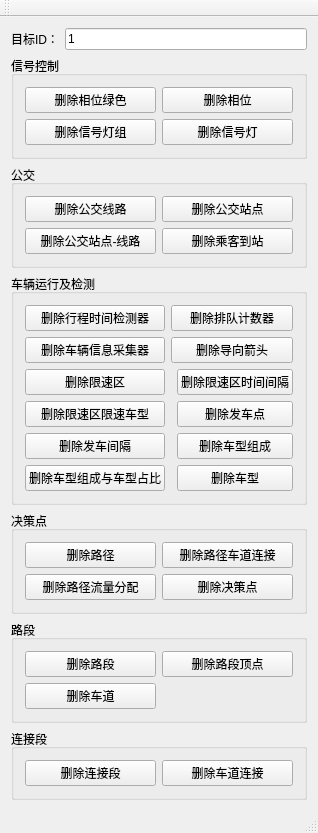
Above: TESS_API_EXAMPLE.ui from tess-ng/TessNGDB before the change. Below: the same form after it.
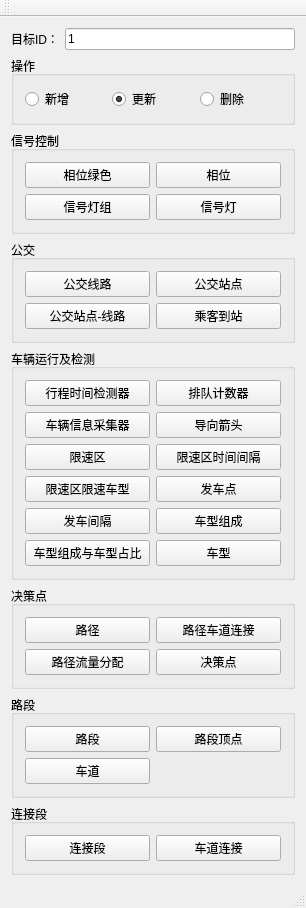
That is the form after the change.

Commit message: add 更新测试

The edit to the form file:
```diff
--- a/TESS_API_EXAMPLE.ui
+++ b/TESS_API_EXAMPLE.ui
@@ -15,62 +15,74 @@
   </property>
   <widget class="QWidget" name="centralWidget">
    <layout class="QGridLayout" name="gridLayout">
-    <item row="0" column="0">
-     <layout class="QGridLayout" name="gridLayout_4">
-      <item row="0" column="0">
-       <widget class="QLabel" name="label">
-        <property name="text">
-         <string>目标ID：</string>
-        </property>
-       </widget>
-      </item>
-      <item row="0" column="1">
-       <widget class="QLineEdit" name="inputID">
-        <property name="text">
-         <string>1</string>
-        </property>
-       </widget>
-      </item>
-     </layout>
-    </item>
-    <item row="1" column="0">
-     <widget class="QGroupBox" name="groupBox_1">
+    <item row="5" column="0">
+     <widget class="QGroupBox" name="groupBox_4">
       <property name="title">
-       <string>信号控制</string>
+       <string>决策点</string>
       </property>
-      <layout class="QGridLayout" name="gridLayout_2">
+      <layout class="QGridLayout" name="gridLayout_6">
        <item row="0" column="0">
-        <widget class="QPushButton" name="btnPhaseGreen">
+        <widget class="QPushButton" name="btnRouting">
          <property name="text">
-          <string>删除相位绿色</string>
+          <string>路径</string>
          </property>
         </widget>
        </item>
        <item row="0" column="1">
-        <widget class="QPushButton" name="btnPhase">
+        <widget class="QPushButton" name="btnRoutingLaneConnector">
          <property name="text">
-          <string>删除相位</string>
+          <string>路径车道连接</string>
          </property>
         </widget>
        </item>
        <item row="1" column="0">
-        <widget class="QPushButton" name="btnSignalGroup">
+        <widget class="QPushButton" name="btnRoutingFLowRatio">
          <property name="text">
-          <string>删除信号灯组</string>
+          <string>路径流量分配</string>
          </property>
         </widget>
        </item>
        <item row="1" column="1">
-        <widget class="QPushButton" name="btnSignalLamp">
+        <widget class="QPushButton" name="btnDecisionPoint">
          <property name="text">
-          <string>删除信号灯</string>
+          <string>决策点</string>
          </property>
         </widget>
        </item>
       </layout>
      </widget>
     </item>
-    <item row="2" column="0">
+    <item row="6" column="0">
+     <widget class="QGroupBox" name="groupBox_5">
+      <property name="title">
+       <string>路段</string>
+      </property>
+      <layout class="QGridLayout" name="gridLayout_7">
+       <item row="2" column="0">
+        <widget class="QPushButton" name="btnLane">
+         <property name="text">
+          <string>车道</string>
+         </property>
+        </widget>
+       </item>
+       <item row="0" column="0">
+        <widget class="QPushButton" name="btnLink">
+         <property name="text">
+          <string>路段</string>
+         </property>
+        </widget>
+       </item>
+       <item row="0" column="1">
+        <widget class="QPushButton" name="btnLinkVertex">
+         <property name="text">
+          <string>路段顶点</string>
+         </property>
+        </widget>
+       </item>
+      </layout>
+     </widget>
+    </item>
+    <item row="3" column="0">
      <widget class="QGroupBox" name="groupBox_2">
       <property name="title">
        <string>公交</string>
@@ -79,195 +91,128 @@
        <item row="0" column="0">
         <widget class="QPushButton" name="btnBusLine">
          <property name="text">
-          <string>删除公交线路</string>
+          <string>公交线路</string>
          </property>
         </widget>
        </item>
        <item row="0" column="1">
         <widget class="QPushButton" name="btnBusStation">
          <property name="text">
-          <string>删除公交站点</string>
+          <string>公交站点</string>
          </property>
         </widget>
        </item>
        <item row="1" column="0">
         <widget class="QPushButton" name="btnBusStationLine">
          <property name="text">
-          <string>删除公交站点-线路</string>
+          <string>公交站点-线路</string>
          </property>
         </widget>
        </item>
        <item row="1" column="1">
         <widget class="QPushButton" name="btnPassengerArriving">
          <property name="text">
-          <string>删除乘客到站</string>
+          <string>乘客到站</string>
          </property>
         </widget>
        </item>
       </layout>
      </widget>
     </item>
-    <item row="3" column="0">
+    <item row="4" column="0">
      <widget class="QGroupBox" name="groupBox_3">
       <property name="title">
        <string>车辆运行及检测</string>
       </property>
       <layout class="QGridLayout" name="gridLayout_5">
-       <item row="0" column="1" colspan="2">
-        <widget class="QPushButton" name="btnVehicleQueueCounter">
-         <property name="text">
-          <string>删除排队计数器</string>
-         </property>
-        </widget>
-       </item>
-       <item row="1" column="1" colspan="2">
-        <widget class="QPushButton" name="btnGuideArrow">
-         <property name="text">
-          <string>删除导向箭头</string>
-         </property>
-        </widget>
-       </item>
        <item row="1" column="0">
         <widget class="QPushButton" name="btnVehicleDrivInfoCollecter">
          <property name="text">
-          <string>删除车辆信息采集器</string>
+          <string>车辆信息采集器</string>
          </property>
         </widget>
        </item>
        <item row="4" column="0">
         <widget class="QPushButton" name="btnDepartureInterval">
          <property name="text">
-          <string>删除发车间隔</string>
+          <string>发车间隔</string>
          </property>
         </widget>
        </item>
        <item row="0" column="0">
         <widget class="QPushButton" name="btnVehicleTravelDetector">
          <property name="text">
-          <string>删除行程时间检测器</string>
+          <string>行程时间检测器</string>
          </property>
         </widget>
        </item>
        <item row="2" column="0">
         <widget class="QPushButton" name="btnReduceSpeedArea">
          <property name="text">
-          <string>删除限速区</string>
+          <string>限速区</string>
          </property>
         </widget>
        </item>
        <item row="5" column="0">
         <widget class="QPushButton" name="btnVehicleConsDetail">
          <property name="text">
-          <string>删除车型组成与车型占比</string>
+          <string>车型组成与车型占比</string>
+         </property>
+        </widget>
+       </item>
+       <item row="3" column="0">
+        <widget class="QPushButton" name="btnReduceSpeedVehiType">
+         <property name="text">
+          <string>限速区限速车型</string>
          </property>
         </widget>
        </item>
        <item row="5" column="2">
         <widget class="QPushButton" name="btnVehicleType">
          <property name="text">
-          <string>删除车型</string>
+          <string>车型</string>
+         </property>
+        </widget>
+       </item>
+       <item row="1" column="2">
+        <widget class="QPushButton" name="btnGuideArrow">
+         <property name="text">
+          <string>导向箭头</string>
          </property>
         </widget>
        </item>
        <item row="4" column="2">
         <widget class="QPushButton" name="btnVehicleConstitutent">
          <property name="text">
-          <string>删除车型组成</string>
-         </property>
-        </widget>
-       </item>
-       <item row="2" column="2">
-        <widget class="QPushButton" name="btnReduceSpeedInterval">
-         <property name="text">
-          <string>删除限速区时间间隔</string>
+          <string>车型组成</string>
          </property>
         </widget>
        </item>
        <item row="3" column="2">
         <widget class="QPushButton" name="btnDeparturePoint">
          <property name="text">
-          <string>删除发车点</string>
+          <string>发车点</string>
          </property>
         </widget>
        </item>
-       <item row="3" column="0">
-        <widget class="QPushButton" name="btnReduceSpeedVehiType">
+       <item row="2" column="2">
+        <widget class="QPushButton" name="btnReduceSpeedInterval">
          <property name="text">
-          <string>删除限速区限速车型</string>
+          <string>限速区时间间隔</string>
          </property>
         </widget>
        </item>
-      </layout>
-     </widget>
-    </item>
-    <item row="4" column="0">
-     <widget class="QGroupBox" name="groupBox_4">
-      <property name="title">
-       <string>决策点</string>
-      </property>
-      <layout class="QGridLayout" name="gridLayout_6">
-       <item row="0" column="0">
-        <widget class="QPushButton" name="btnRouting">
+       <item row="0" column="2">
+        <widget class="QPushButton" name="btnVehicleQueueCounter">
          <property name="text">
-          <string>删除路径</string>
+          <string>排队计数器</string>
          </property>
         </widget>
        </item>
-       <item row="0" column="1">
-        <widget class="QPushButton" name="btnRoutingLaneConnector">
-         <property name="text">
-          <string>删除路径车道连接</string>
-         </property>
-        </widget>
-       </item>
-       <item row="1" column="0">
-        <widget class="QPushButton" name="btnRoutingFLowRatio">
-         <property name="text">
-          <string>删除路径流量分配</string>
-         </property>
-        </widget>
-       </item>
-       <item row="1" column="1">
-        <widget class="QPushButton" name="btnDecisionPoint">
-         <property name="text">
-          <string>删除决策点</string>
-         </property>
-        </widget>
-       </item>
       </layout>
      </widget>
     </item>
-    <item row="5" column="0">
-     <widget class="QGroupBox" name="groupBox_5">
-      <property name="title">
-       <string>路段</string>
-      </property>
-      <layout class="QGridLayout" name="gridLayout_7">
-       <item row="2" column="0">
-        <widget class="QPushButton" name="btnLane">
-         <property name="text">
-          <string>删除车道</string>
-         </property>
-        </widget>
-       </item>
-       <item row="0" column="0">
-        <widget class="QPushButton" name="btnLink">
-         <property name="text">
-          <string>删除路段</string>
-         </property>
-        </widget>
-       </item>
-       <item row="0" column="1">
-        <widget class="QPushButton" name="btnLinkVertex">
-         <property name="text">
-          <string>删除路段顶点</string>
-         </property>
-        </widget>
-       </item>
-      </layout>
-     </widget>
-    </item>
-    <item row="6" column="0">
+    <item row="7" column="0">
      <widget class="QGroupBox" name="groupBox_6">
       <property name="title">
        <string>连接段</string>
@@ -276,14 +221,102 @@
        <item row="0" column="1">
         <widget class="QPushButton" name="btnLaneConnector">
          <property name="text">
-          <string>删除车道连接</string>
+          <string>车道连接</string>
          </property>
         </widget>
        </item>
        <item row="0" column="0">
         <widget class="QPushButton" name="btnConnector">
          <property name="text">
-          <string>删除连接段</string>
+          <string>连接段</string>
+         </property>
+        </widget>
+       </item>
+      </layout>
+     </widget>
+    </item>
+    <item row="2" column="0">
+     <widget class="QGroupBox" name="groupBox_1">
+      <property name="title">
+       <string>信号控制</string>
+      </property>
+      <layout class="QGridLayout" name="gridLayout_2">
+       <item row="0" column="0">
+        <widget class="QPushButton" name="btnPhaseGreen">
+         <property name="text">
+          <string>相位绿色</string>
+         </property>
+        </widget>
+       </item>
+       <item row="0" column="1">
+        <widget class="QPushButton" name="btnPhase">
+         <property name="text">
+          <string>相位</string>
+         </property>
+        </widget>
+       </item>
+       <item row="1" column="0">
+        <widget class="QPushButton" name="btnSignalGroup">
+         <property name="text">
+          <string>信号灯组</string>
+         </property>
+        </widget>
+       </item>
+       <item row="1" column="1">
+        <widget class="QPushButton" name="btnSignalLamp">
+         <property name="text">
+          <string>信号灯</string>
+         </property>
+        </widget>
+       </item>
+      </layout>
+     </widget>
+    </item>
+    <item row="0" column="0">
+     <layout class="QGridLayout" name="gridLayout_4">
+      <item row="0" column="0">
+       <widget class="QLabel" name="label">
+        <property name="text">
+         <string>目标ID：</string>
+        </property>
+       </widget>
+      </item>
+      <item row="0" column="1">
+       <widget class="QLineEdit" name="inputID">
+        <property name="text">
+         <string>1</string>
+        </property>
+       </widget>
+      </item>
+     </layout>
+    </item>
+    <item row="1" column="0">
+     <widget class="QGroupBox" name="groupBox">
+      <property name="title">
+       <string>操作</string>
+      </property>
+      <layout class="QGridLayout" name="gridLayout_9">
+       <item row="0" column="0">
+        <widget class="QRadioButton" name="radioButtonInsert">
+         <property name="text">
+          <string>新增</string>
+         </property>
+        </widget>
+       </item>
+       <item row="0" column="1">
+        <widget class="QRadioButton" name="radioButtonUpdate">
+         <property name="text">
+          <string>更新</string>
+         </property>
+         <property name="checked">
+          <bool>true</bool>
+         </property>
+        </widget>
+       </item>
+       <item row="0" column="2">
+        <widget class="QRadioButton" name="radioButtonDelete">
+         <property name="text">
+          <string>删除</string>
          </property>
         </widget>
        </item>
```
The commit also changes 1 other file.
